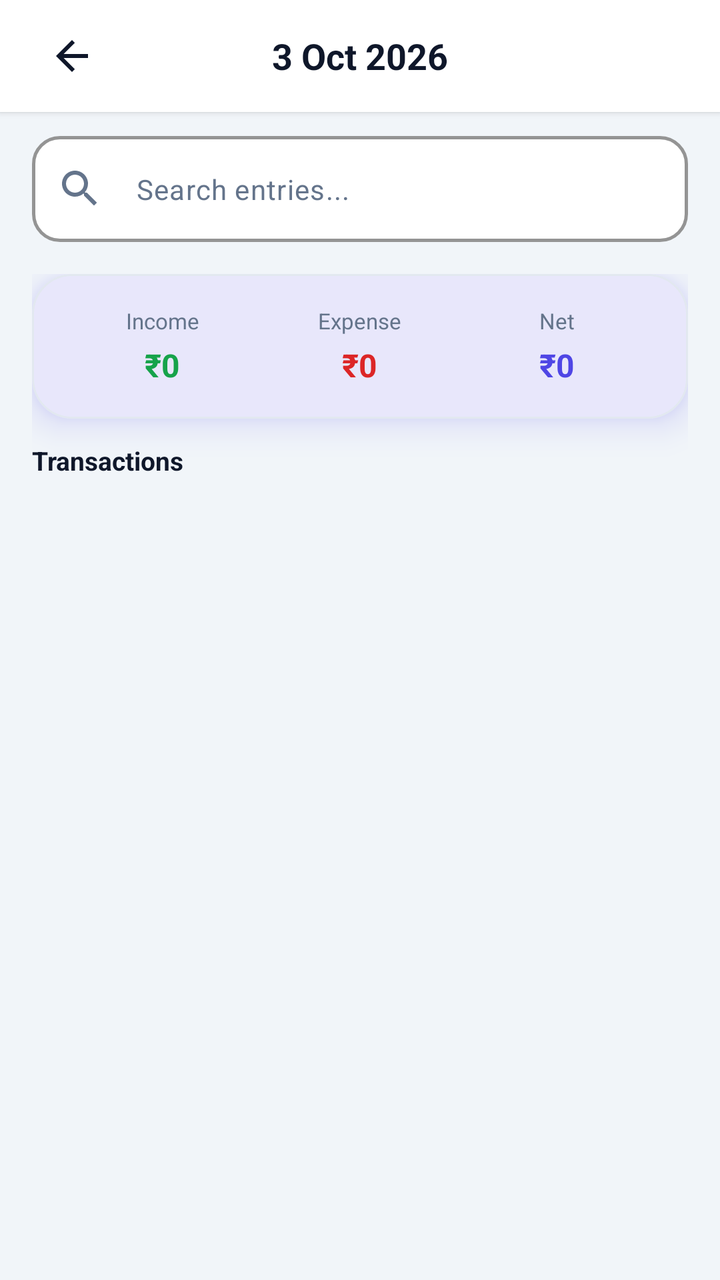
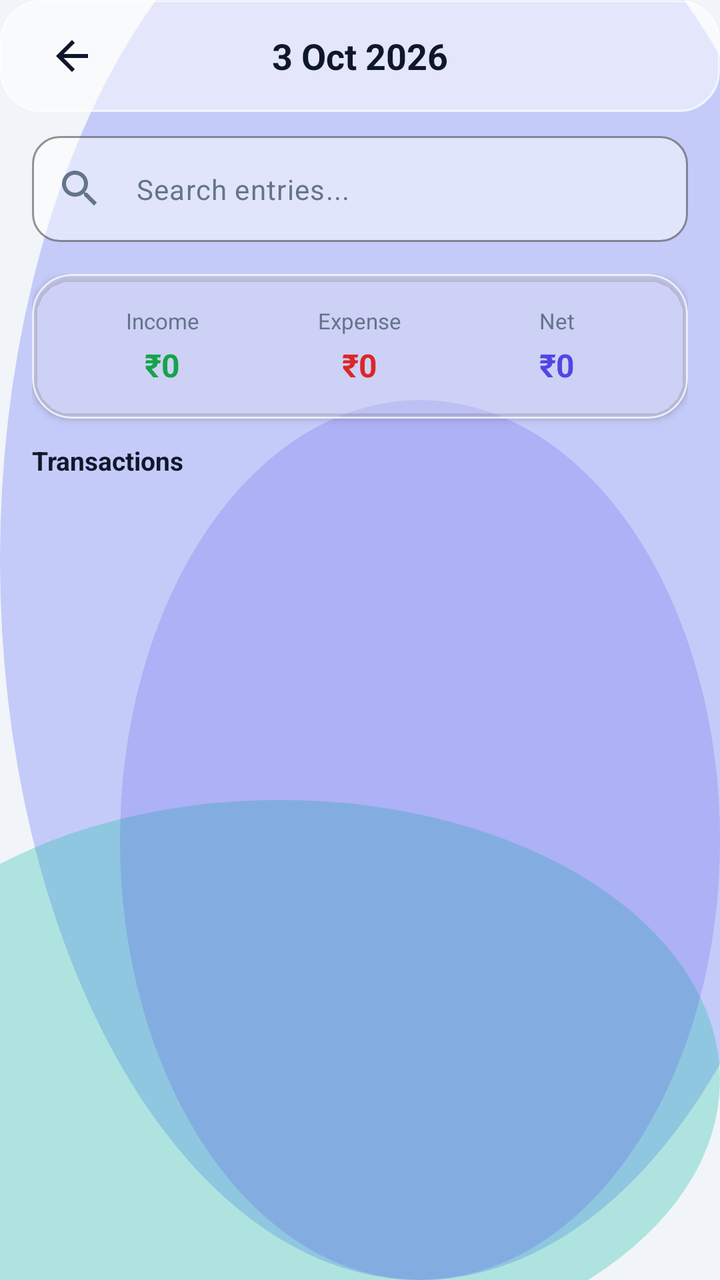

Screens rendered from an Android XML layout before and after an edit, with the pre-edit source and the edit as a unified diff.
<!-- AndroidManifest.xml: application theme Theme.MoneyLens -->
<!-- res/layout/activity_calendar_day_detail.xml -->
<?xml version="1.0" encoding="utf-8"?>
<androidx.coordinatorlayout.widget.CoordinatorLayout xmlns:android="http://schemas.android.com/apk/res/android"
    xmlns:app="http://schemas.android.com/apk/res-auto"
    android:layout_width="match_parent"
    android:layout_height="match_parent"
    android:background="@color/colorBackground">

    <LinearLayout
        android:layout_width="match_parent"
        android:layout_height="match_parent"
        android:orientation="vertical">

        
        <RelativeLayout
            android:layout_width="match_parent"
            android:layout_height="56dp"
            android:paddingHorizontal="16dp"
            android:background="@color/colorSurface"
            android:elevation="2dp">

            <ImageButton
                android:id="@+id/btnBack"
                android:layout_width="40dp"
                android:layout_height="40dp"
                android:layout_centerVertical="true"
                android:layout_alignParentStart="true"
                android:background="?attr/selectableItemBackgroundBorderless"
                android:src="@drawable/ic_back"
                app:tint="@color/colorTextPrimary"
                android:contentDescription="Back" />

            <TextView
                android:id="@+id/txtTitle"
                android:layout_width="wrap_content"
                android:layout_height="wrap_content"
                android:layout_centerInParent="true"
                android:text="3 Oct 2026"
                android:textColor="@color/colorTextPrimary"
                android:textSize="18sp"
                android:textStyle="bold" />
        </RelativeLayout>

        
        <com.google.android.material.textfield.TextInputLayout
            android:id="@+id/layoutSearch"
            style="@style/ClayInput"
            android:layout_width="match_parent"
            android:layout_height="wrap_content"
            android:layout_marginHorizontal="16dp"
            android:layout_marginTop="12dp"
            app:startIconDrawable="@drawable/ic_search"
            app:startIconTint="@color/colorTextSecondary"
            app:hintEnabled="false">

            <com.google.android.material.textfield.TextInputEditText
                android:id="@+id/editSearch"
                android:layout_width="match_parent"
                android:layout_height="wrap_content"
                android:hint="Search entries..."
                android:textSize="14sp"
                android:inputType="text"
                android:maxLines="1"
                android:textColor="@color/colorTextPrimary"
                android:textColorHint="@color/colorTextSecondary" />
        </com.google.android.material.textfield.TextInputLayout>

        <ScrollView
            android:layout_width="match_parent"
            android:layout_height="match_parent"
            android:fillViewport="true">

            <LinearLayout
                android:layout_width="match_parent"
                android:layout_height="wrap_content"
                android:orientation="vertical"
                android:padding="16dp">

                
                <com.google.android.material.card.MaterialCardView
                    style="@style/ClayCard"
                    android:layout_width="match_parent"
                    android:layout_height="wrap_content"
                    android:layout_marginBottom="12dp">

                    <LinearLayout
                        android:layout_width="match_parent"
                        android:layout_height="wrap_content"
                        android:orientation="horizontal"
                        android:padding="16dp">

                        
                        <LinearLayout
                            android:layout_width="0dp"
                            android:layout_height="wrap_content"
                            android:layout_weight="1"
                            android:orientation="vertical"
                            android:gravity="center">

                            <TextView
                                android:layout_width="wrap_content"
                                android:layout_height="wrap_content"
                                android:text="Income"
                                android:textColor="@color/colorTextSecondary"
                                android:textSize="11sp" />

                            <TextView
                                android:id="@+id/txtDayIncome"
                                android:layout_width="wrap_content"
                                android:layout_height="wrap_content"
                                android:text="₹0"
                                android:textColor="@color/colorSuccess"
                                android:textSize="16sp"
                                android:textStyle="bold"
                                android:layout_marginTop="4dp" />
                        </LinearLayout>

                        
                        <LinearLayout
                            android:layout_width="0dp"
                            android:layout_height="wrap_content"
                            android:layout_weight="1"
                            android:orientation="vertical"
                            android:gravity="center">

                            <TextView
                                android:layout_width="wrap_content"
                                android:layout_height="wrap_content"
                                android:text="Expense"
                                android:textColor="@color/colorTextSecondary"
                                android:textSize="11sp" />

                            <TextView
                                android:id="@+id/txtDayExpense"
                                android:layout_width="wrap_content"
                                android:layout_height="wrap_content"
                                android:text="₹0"
                                android:textColor="@color/colorDanger"
                                android:textSize="16sp"
                                android:textStyle="bold"
                                android:layout_marginTop="4dp" />
                        </LinearLayout>

                        
                        <LinearLayout
                            android:layout_width="0dp"
                            android:layout_height="wrap_content"
                            android:layout_weight="1"
                            android:orientation="vertical"
                            android:gravity="center">

                            <TextView
                                android:layout_width="wrap_content"
                                android:layout_height="wrap_content"
                                android:text="Net"
                                android:textColor="@color/colorTextSecondary"
                                android:textSize="11sp" />

                            <TextView
                                android:id="@+id/txtDayNet"
                                android:layout_width="wrap_content"
                                android:layout_height="wrap_content"
                                android:text="₹0"
                                android:textColor="@color/colorPrimary"
                                android:textSize="16sp"
                                android:textStyle="bold"
                                android:layout_marginTop="4dp" />
                        </LinearLayout>
                    </LinearLayout>
                </com.google.android.material.card.MaterialCardView>

                
                <LinearLayout
                    android:id="@+id/sectionDue"
                    android:layout_width="match_parent"
                    android:layout_height="wrap_content"
                    android:orientation="vertical"
                    android:layout_marginBottom="12dp"
                    android:visibility="gone">

                    <TextView
                        android:layout_width="wrap_content"
                        android:layout_height="wrap_content"
                        android:text="Upcoming Obligations"
                        android:textColor="@color/colorPrimary"
                        android:textSize="13sp"
                        android:textStyle="bold"
                        android:layout_marginBottom="8dp" />

                    <androidx.recyclerview.widget.RecyclerView
                        android:id="@+id/rvDueItems"
                        android:layout_width="match_parent"
                        android:layout_height="wrap_content"
                        android:nestedScrollingEnabled="false" />
                </LinearLayout>

                
                <LinearLayout
                    android:id="@+id/sectionTransactions"
                    android:layout_width="match_parent"
                    android:layout_height="wrap_content"
                    android:orientation="vertical"
                    android:layout_marginBottom="12dp">

                    <TextView
                        android:id="@+id/txtTransactionsHeader"
                        android:layout_width="wrap_content"
                        android:layout_height="wrap_content"
                        android:text="Transactions"
                        android:textColor="@color/colorTextPrimary"
                        android:textSize="13sp"
                        android:textStyle="bold"
                        android:layout_marginBottom="8dp" />

                    <androidx.recyclerview.widget.RecyclerView
                        android:id="@+id/rvTransactions"
                        android:layout_width="match_parent"
                        android:layout_height="wrap_content"
                        android:nestedScrollingEnabled="false" />
                </LinearLayout>

                
                <LinearLayout
                    android:id="@+id/sectionLedger"
                    android:layout_width="match_parent"
                    android:layout_height="wrap_content"
                    android:orientation="vertical"
                    android:layout_marginBottom="12dp"
                    android:visibility="gone">

                    <TextView
                        android:layout_width="wrap_content"
                        android:layout_height="wrap_content"
                        android:text="Notebook Entries"
                        android:textColor="@color/colorAccent"
                        android:textSize="13sp"
                        android:textStyle="bold"
                        android:layout_marginBottom="8dp" />

                    <androidx.recyclerview.widget.RecyclerView
                        android:id="@+id/rvLedgerEntries"
                        android:layout_width="match_parent"
                        android:layout_height="wrap_content"
                        android:nestedScrollingEnabled="false" />
                </LinearLayout>

                
                <LinearLayout
                    android:id="@+id/layoutEmptyState"
                    android:layout_width="match_parent"
                    android:layout_height="wrap_content"
                    android:orientation="vertical"
                    android:gravity="center"
                    android:padding="48dp"
                    android:visibility="gone">

                    <ImageView
                        android:layout_width="64dp"
                        android:layout_height="64dp"
                        android:src="@drawable/ic_calendar"
                        app:tint="@color/colorTextSecondary"
                        android:alpha="0.4"
                        android:contentDescription="No entries" />

                    <TextView
                        android:layout_width="wrap_content"
                        android:layout_height="wrap_content"
                        android:layout_marginTop="16dp"
                        android:text="No entries for this day"
                        android:textColor="@color/colorTextSecondary"
                        android:textSize="14sp" />
                </LinearLayout>

            </LinearLayout>
        </ScrollView>
    </LinearLayout>
</androidx.coordinatorlayout.widget.CoordinatorLayout>
<!-- resources referenced by this layout -->
<resources>
  <color name="colorAccent">#3B82F6</color>
  <color name="colorDanger">#DC2626</color>
  <color name="colorSurface">#FFFFFF</color>
  <style name="ClayCard" parent="Widget.Material3.CardView.Elevated">
          <item name="cardCornerRadius">@dimen/clay_card_radius</item>
          <item name="cardElevation">10dp</item>
          <item name="android:stateListAnimator">@null</item>
          <item name="strokeColor">@color/colorCardBorder</item>
          <item name="strokeWidth">1dp</item>
          <item name="cardBackgroundColor">@color/colorSurface</item>
          <item name="android:outlineSpotShadowColor" tools:targetApi="p">@color/colorPrimary</item>
          <item name="android:outlineAmbientShadowColor" tools:targetApi="p">@color/colorPrimary</item>
      </style>
  <style name="ClayInput" parent="Widget.Material3.TextInputLayout.OutlinedBox">
          <item name="boxCornerRadiusTopStart">@dimen/clay_input_radius</item>
          <item name="boxCornerRadiusTopEnd">@dimen/clay_input_radius</item>
          <item name="boxCornerRadiusBottomStart">@dimen/clay_input_radius</item>
          <item name="boxCornerRadiusBottomEnd">@dimen/clay_input_radius</item>
          <item name="boxStrokeColor">@color/colorCardBorder</item>
          <item name="boxStrokeWidth">1.5dp</item>
          <item name="boxStrokeWidthFocused">2.5dp</item>
          <item name="boxBackgroundColor">@color/colorSurface</item>
          <item name="hintTextColor">@color/colorPrimary</item>
      </style>
  <color name="colorCardBorder">#E2E8F0</color>
  <style name="Base.Theme.MoneyLens" parent="Theme.Material3.Light.NoActionBar">
          
          <item name="colorPrimary">@color/colorPrimary</item>
          <item name="colorOnPrimary">@color/colorOnPrimary</item>
          <item name="colorSecondary">@color/colorSecondary</item>
          <item name="colorError">@color/colorDanger</item>
          <item name="android:windowBackground">@color/colorBackground</item>
          <item name="colorSurface">@color/colorSurface</item>
          <item name="android:colorBackground">@color/colorBackground</item>
          <item name="colorOnSurface">@color/colorTextPrimary</item>
  
          
          <item name="android:statusBarColor">@color/colorBackground</item>
          <item name="android:windowLightStatusBar" tools:targetApi="m">true</item>
          <item name="android:navigationBarColor">@color/colorBackground</item>
      </style>
  <!-- unchanged entries left out for length: 13 -->
</resources>

<!-- the commit's change to res/layout/activity_calendar_day_detail.xml (unified diff, before → after) -->
@@ -3,7 +3,7 @@
     xmlns:app="http://schemas.android.com/apk/res-auto"
     android:layout_width="match_parent"
     android:layout_height="match_parent"
-    android:background="@color/colorBackground">
+    android:background="@drawable/bg_mesh_gradient">
 
     <LinearLayout
         android:layout_width="match_parent"
@@ -15,7 +15,7 @@
             android:layout_width="match_parent"
             android:layout_height="56dp"
             android:paddingHorizontal="16dp"
-            android:background="@color/colorSurface"
+            android:background="@drawable/bg_glass_card"
             android:elevation="2dp">
 
             <ImageButton
<!-- resource entries referenced after the edit -->
@@ -2,31 +2,73 @@
 <resources>
   <color name="colorAccent">#3B82F6</color>
   <color name="colorDanger">#DC2626</color>
+  <!-- drawable bg_glass_card (drawable) -->
+  <?xml version="1.0" encoding="utf-8"?>
+  <shape xmlns:android="http://schemas.android.com/apk/res/android"
+      android:shape="rectangle">
+      <solid android:color="@color/glassCardBg" />
+      <corners android:radius="20dp" />
+      <stroke android:width="1dp" android:color="@color/glassCardBorder" />
+  </shape>
+  <!-- drawable bg_mesh_gradient (drawable) -->
+  <?xml version="1.0" encoding="utf-8"?>
+  <layer-list xmlns:android="http://schemas.android.com/apk/res/android">
+      
+      <item>
+          <shape android:shape="rectangle">
+              <solid android:color="@color/colorBackground" />
+          </shape>
+      </item>
+      
+      <item android:top="-80dp" android:right="-60dp">
+          <shape android:shape="oval">
+              <solid android:color="@color/glassMeshOrb1" />
+              <size android:width="280dp" android:height="280dp" />
+          </shape>
+      </item>
+      
+      <item android:bottom="-40dp" android:left="-80dp" android:top="400dp">
+          <shape android:shape="oval">
+              <solid android:color="@color/glassMeshOrb2" />
+              <size android:width="240dp" android:height="240dp" />
+          </shape>
+      </item>
+      
+      <item android:top="200dp" android:left="60dp">
+          <shape android:shape="oval">
+              <solid android:color="@color/glassMeshOrb3" />
+              <size android:width="200dp" android:height="200dp" />
+          </shape>
+      </item>
+  </layer-list>
   <color name="colorSurface">#FFFFFF</color>
   <style name="ClayCard" parent="Widget.Material3.CardView.Elevated">
           <item name="cardCornerRadius">@dimen/clay_card_radius</item>
-          <item name="cardElevation">10dp</item>
+          <item name="cardElevation">2dp</item>
           <item name="android:stateListAnimator">@null</item>
-          <item name="strokeColor">@color/colorCardBorder</item>
+          <item name="strokeColor">@color/glassCardBorder</item>
           <item name="strokeWidth">1dp</item>
-          <item name="cardBackgroundColor">@color/colorSurface</item>
-          <item name="android:outlineSpotShadowColor" tools:targetApi="p">@color/colorPrimary</item>
-          <item name="android:outlineAmbientShadowColor" tools:targetApi="p">@color/colorPrimary</item>
+          <item name="cardBackgroundColor">@color/glassCardBg</item>
       </style>
   <style name="ClayInput" parent="Widget.Material3.TextInputLayout.OutlinedBox">
           <item name="boxCornerRadiusTopStart">@dimen/clay_input_radius</item>
           <item name="boxCornerRadiusTopEnd">@dimen/clay_input_radius</item>
           <item name="boxCornerRadiusBottomStart">@dimen/clay_input_radius</item>
           <item name="boxCornerRadiusBottomEnd">@dimen/clay_input_radius</item>
-          <item name="boxStrokeColor">@color/colorCardBorder</item>
-          <item name="boxStrokeWidth">1.5dp</item>
-          <item name="boxStrokeWidthFocused">2.5dp</item>
-          <item name="boxBackgroundColor">@color/colorSurface</item>
+          <item name="boxStrokeColor">@color/glassInputBorder</item>
+          <item name="boxStrokeWidth">1dp</item>
+          <item name="boxStrokeWidthFocused">2dp</item>
+          <item name="boxBackgroundColor">@color/glassInputBg</item>
           <item name="hintTextColor">@color/colorPrimary</item>
       </style>
-  <color name="colorCardBorder">#E2E8F0</color>
+  <color name="glassCardBg">#8CFFFFFF</color>
+  <color name="glassCardBorder">#B3FFFFFF</color>
+  <color name="glassMeshOrb1">#66818CF8</color>
+  <color name="glassMeshOrb2">#4D14B8A6</color>
+  <color name="glassMeshOrb3">#334F46E5</color>
+  <color name="glassInputBorder">#A6FFFFFF</color>
+  <color name="glassInputBg">#80FFFFFF</color>
   <style name="Base.Theme.MoneyLens" parent="Theme.Material3.Light.NoActionBar">
-          
           <item name="colorPrimary">@color/colorPrimary</item>
           <item name="colorOnPrimary">@color/colorOnPrimary</item>
           <item name="colorSecondary">@color/colorSecondary</item>
@@ -37,9 +79,10 @@
           <item name="colorOnSurface">@color/colorTextPrimary</item>
   
           
-          <item name="android:statusBarColor">@color/colorBackground</item>
+          <item name="android:statusBarColor">@android:color/transparent</item>
           <item name="android:windowLightStatusBar" tools:targetApi="m">true</item>
-          <item name="android:navigationBarColor">@color/colorBackground</item>
+          <item name="android:navigationBarColor">@android:color/transparent</item>
+          <item name="android:windowDrawsSystemBarBackgrounds">true</item>
       </style>
   <!-- unchanged entries left out for length: 13 -->
 </resources>
